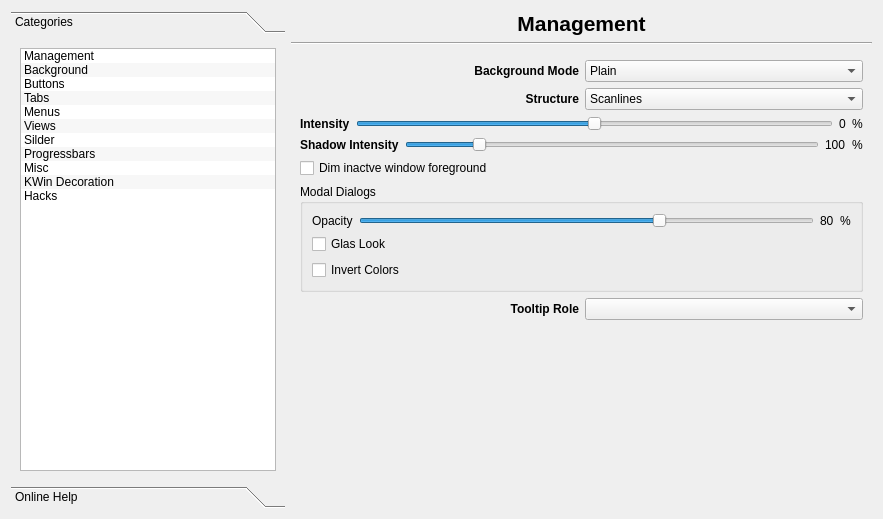
Qt form config/config.ui (deiv/bespin-pkg) before a commit.
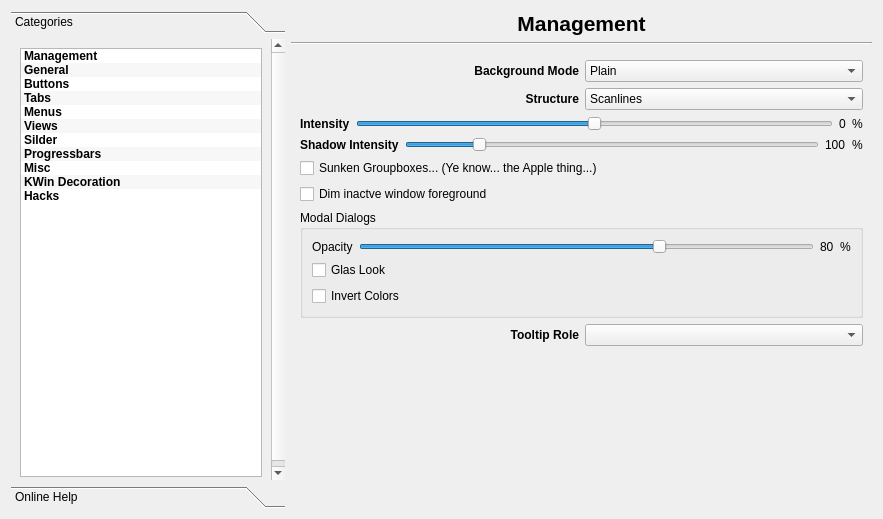
The same form after that commit.

Commit message: got sick of raised groupboxes...

What changed in the file:
```diff
--- a/config/config.ui
+++ b/config/config.ui
@@ -45,9 +45,30 @@
       <layout class="QGridLayout" name="gridLayout_13" >
        <item row="0" column="0" >
         <widget class="QListWidget" name="sectionSelect" >
+         <property name="minimumSize" >
+          <size>
+           <width>0</width>
+           <height>429</height>
+          </size>
+         </property>
+         <property name="font" >
+          <font>
+           <weight>75</weight>
+           <bold>true</bold>
+          </font>
+         </property>
          <property name="alternatingRowColors" >
           <bool>true</bool>
          </property>
+         <property name="spacing" >
+          <number>3</number>
+         </property>
+         <property name="viewMode" >
+          <enum>QListView::ListMode</enum>
+         </property>
+         <property name="uniformItemSizes" >
+          <bool>true</bool>
+         </property>
          <item>
           <property name="text" >
            <string>Management</string>
@@ -55,7 +76,7 @@
          </item>
          <item>
           <property name="text" >
-           <string>Background</string>
+           <string>General</string>
           </property>
          </item>
          <item>
@@ -606,13 +627,20 @@
         </layout>
        </item>
        <item row="4" column="0" colspan="2" >
+        <widget class="QCheckBox" name="sunkenGroups" >
+         <property name="text" >
+          <string>Sunken Groupboxes... (Ye know... the Apple thing...)</string>
+         </property>
+        </widget>
+       </item>
+       <item row="5" column="0" colspan="2" >
         <widget class="QCheckBox" name="fadeInactive" >
          <property name="text" >
           <string>Dim inactve window foreground</string>
          </property>
         </widget>
        </item>
-       <item row="5" column="0" colspan="2" >
+       <item row="6" column="0" colspan="2" >
         <widget class="QGroupBox" name="groupBox_7" >
          <property name="title" >
           <string>Modal Dialogs</string>
@@ -691,7 +719,7 @@
          </layout>
         </widget>
        </item>
-       <item row="6" column="0" >
+       <item row="7" column="0" >
         <widget class="QLabel" name="label_7" >
          <property name="font" >
           <font>
@@ -707,10 +735,10 @@
          </property>
         </widget>
        </item>
-       <item row="6" column="1" >
+       <item row="7" column="1" >
         <widget class="QComboBox" name="tooltipRole" />
        </item>
-       <item row="7" column="0" >
+       <item row="8" column="0" >
         <spacer>
          <property name="orientation" >
           <enum>Qt::Vertical</enum>
```
Left out of the diff: 8 changed lines with no effect on the pictures. The commit also changes 14 other files.
